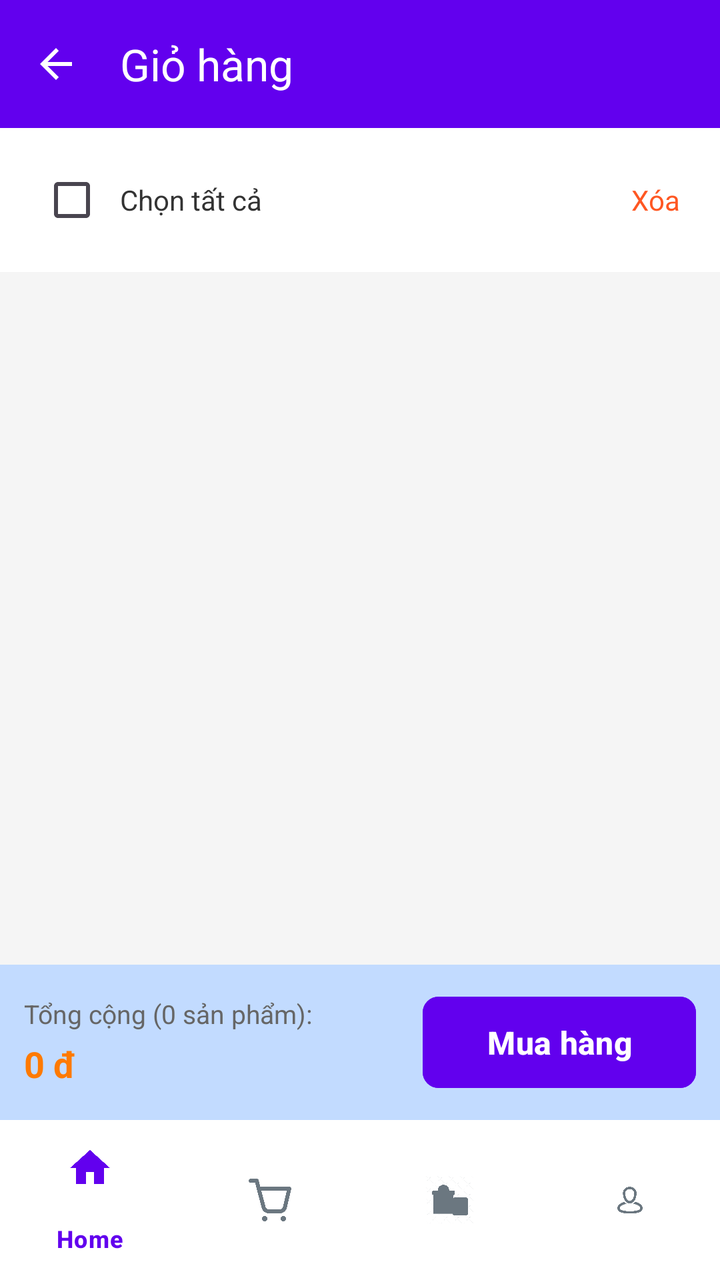
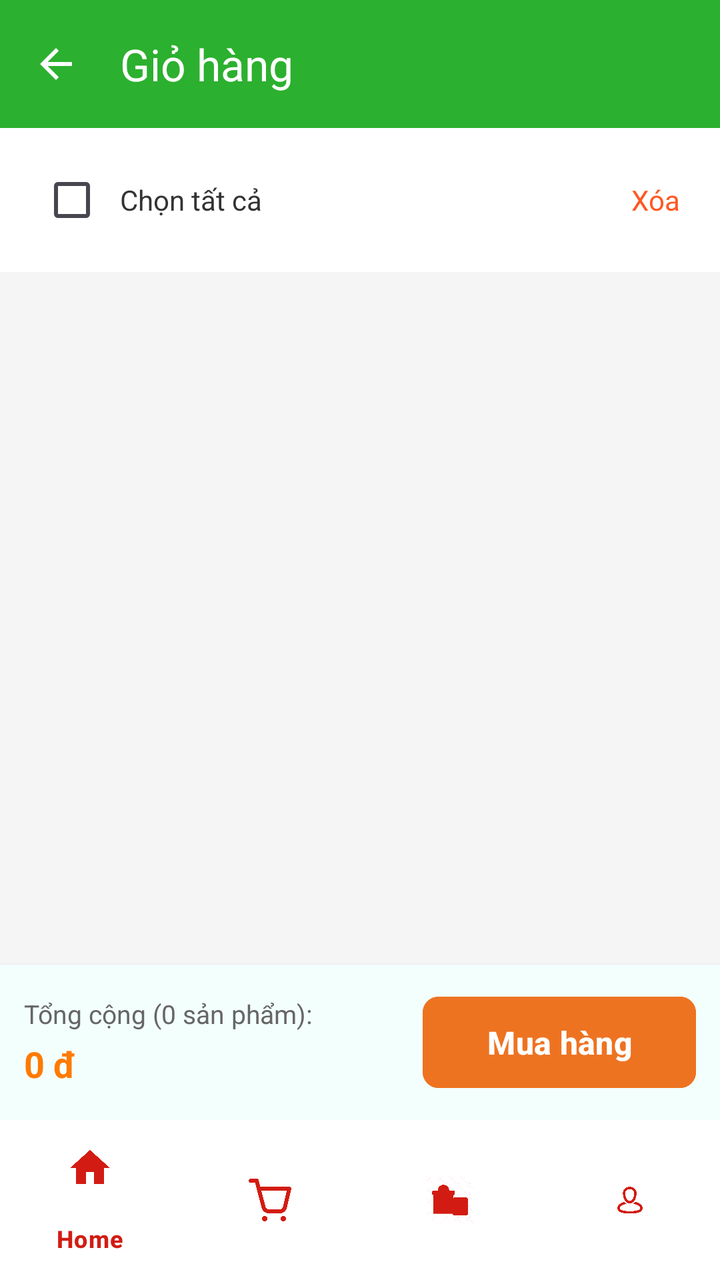

Screens rendered from an Android XML layout before and after an edit, with the pre-edit source and the edit as a unified diff.
<!-- AndroidManifest.xml: application theme Theme.BookApp -->
<!-- res/layout/activity_cart.xml -->
<?xml version="1.0" encoding="utf-8"?>
<androidx.constraintlayout.widget.ConstraintLayout xmlns:android="http://schemas.android.com/apk/res/android"
    xmlns:app="http://schemas.android.com/apk/res-auto"
    xmlns:tools="http://schemas.android.com/tools"
    android:layout_width="match_parent"
    android:layout_height="match_parent"
    android:background="#F5F5F5">

    <com.google.android.material.appbar.MaterialToolbar
        android:id="@+id/toolbar"
        android:layout_width="0dp"
        android:layout_height="?attr/actionBarSize"
        android:background="#6200EE"
        app:title="Giỏ hàng"
        app:titleTextColor="#FFFFFF"
        app:navigationIcon="?attr/homeAsUpIndicator"
        app:navigationIconTint="#FFFFFF"
        app:layout_constraintTop_toTopOf="parent"
        app:layout_constraintStart_toStartOf="parent"
        app:layout_constraintEnd_toEndOf="parent" />

    <LinearLayout
        android:id="@+id/layoutSelectAll"
        android:layout_width="match_parent"
        android:layout_height="wrap_content"
        android:orientation="horizontal"
        android:padding="12dp"
        android:background="#FFFFFF"
        android:gravity="center_vertical"
        app:layout_constraintTop_toBottomOf="@id/toolbar">

        <CheckBox
            android:id="@+id/cbSelectAll"
            android:layout_width="wrap_content"
            android:layout_height="wrap_content" />

        <TextView
            android:layout_width="0dp"
            android:layout_height="wrap_content"
            android:layout_weight="1"
            android:text="Chọn tất cả"
            android:textColor="#333333"
            android:textSize="14sp" />

        <TextView
            android:id="@+id/tvDeleteSelected"
            android:layout_width="wrap_content"
            android:layout_height="wrap_content"
            android:text="Xóa"
            android:textColor="#FF5722"
            android:textSize="14sp"
            android:padding="8dp" />
    </LinearLayout>

    <androidx.recyclerview.widget.RecyclerView
        android:id="@+id/rvCart"
        android:layout_width="0dp"
        android:layout_height="0dp"
        android:clipToPadding="false"
        android:paddingTop="8dp"
        android:paddingBottom="8dp"
        app:layout_constraintTop_toBottomOf="@id/layoutSelectAll"
        app:layout_constraintBottom_toTopOf="@id/layoutCheckout"
        app:layout_constraintStart_toStartOf="parent"
        app:layout_constraintEnd_toEndOf="parent" />

    <LinearLayout
        android:id="@+id/layoutEmpty"
        android:layout_width="wrap_content"
        android:layout_height="wrap_content"
        android:orientation="vertical"
        android:gravity="center"
        android:visibility="gone"
        app:layout_constraintTop_toTopOf="parent"
        app:layout_constraintBottom_toBottomOf="parent"
        app:layout_constraintStart_toStartOf="parent"
        app:layout_constraintEnd_toEndOf="parent">

        <ImageView
            android:layout_width="120dp"
            android:layout_height="120dp"
            android:src="@drawable/ic_cart"
            app:tint="#CCCCCC" />

        <TextView
            android:layout_width="wrap_content"
            android:layout_height="wrap_content"
            android:text="Giỏ hàng trống"
            android:textSize="18sp"
            android:textColor="#999999"
            android:layout_marginTop="16dp" />
    </LinearLayout>

    <androidx.cardview.widget.CardView
        android:id="@+id/layoutCheckout"
        android:layout_width="0dp"
        android:layout_height="wrap_content"
        app:cardElevation="0dp"
        app:cardCornerRadius="0dp"
        app:layout_constraintBottom_toTopOf="@id/bottomNavigation"
        app:layout_constraintStart_toStartOf="parent"
        app:layout_constraintEnd_toEndOf="parent">

        <LinearLayout
            android:layout_width="match_parent"
            android:layout_height="wrap_content"
            android:orientation="horizontal"
            android:padding="12dp"
            android:gravity="center_vertical"
            android:background="#c2dbff">

            <LinearLayout
                android:layout_width="0dp"
                android:layout_height="wrap_content"
                android:layout_weight="1"
                android:orientation="vertical">

                <TextView
                    android:id="@+id/tvItemCount"
                    android:layout_width="wrap_content"
                    android:layout_height="wrap_content"
                    android:text="Tổng cộng (0 sản phẩm):"
                    android:textSize="13sp"
                    android:textColor="#666666" />

                <TextView
                    android:id="@+id/tvTotalPrice"
                    android:layout_width="wrap_content"
                    android:layout_height="wrap_content"
                    android:text="0 đ"
                    android:textSize="18sp"
                    android:textStyle="bold"
                    android:textColor="#FF7A00"
                    android:layout_marginTop="4dp" />
            </LinearLayout>

            <com.google.android.material.button.MaterialButton
                android:id="@+id/btnCheckout"
                android:layout_width="wrap_content"
                android:layout_height="wrap_content"
                android:text="Mua hàng"
                android:textAllCaps="false"
                android:textSize="16sp"
                android:textStyle="bold"
                android:textColor="#FFFFFF"
                app:cornerRadius="8dp"
                android:backgroundTint="#6200EE"
                android:paddingHorizontal="32dp"
                android:paddingVertical="12dp" />
        </LinearLayout>
    </androidx.cardview.widget.CardView>

    <com.google.android.material.bottomnavigation.BottomNavigationView
        android:id="@+id/bottomNavigation"
        android:layout_width="0dp"
        android:layout_height="wrap_content"
        android:background="@color/white"
        app:backgroundTint="@color/white"
        app:itemIconTint="@color/nav_item_color"
        app:itemTextColor="@color/nav_item_color"
        app:menu="@menu/bottom_nav_menu"
        app:layout_constraintBottom_toBottomOf="parent"
        app:layout_constraintStart_toStartOf="parent"
        app:layout_constraintEnd_toEndOf="parent" />


</androidx.constraintlayout.widget.ConstraintLayout>
<!-- resources referenced by this layout -->
<resources>
  <color name="white">#FFFFFFFF</color>
  <!-- drawable ic_cart: png bitmap (drawable, 8448 bytes) -->
  <style name="Theme.BookApp" parent="Base.Theme.BookApp" />
  <style name="Base.Theme.BookApp" parent="Theme.Material3.DayNight.NoActionBar">
          
          
      </style>
</resources>

<!-- the commit's change to res/layout/activity_cart.xml (unified diff, before → after) -->
@@ -10,7 +10,7 @@
         android:id="@+id/toolbar"
         android:layout_width="0dp"
         android:layout_height="?attr/actionBarSize"
-        android:background="#6200EE"
+        android:background="#2cb02f"
         app:title="Giỏ hàng"
         app:titleTextColor="#FFFFFF"
         app:navigationIcon="?attr/homeAsUpIndicator"
@@ -95,7 +95,7 @@
         android:id="@+id/layoutCheckout"
         android:layout_width="0dp"
         android:layout_height="wrap_content"
-        app:cardElevation="0dp"
+        app:cardElevation="2dp"
         app:cardCornerRadius="0dp"
         app:layout_constraintBottom_toTopOf="@id/bottomNavigation"
         app:layout_constraintStart_toStartOf="parent"
@@ -107,7 +107,7 @@
             android:orientation="horizontal"
             android:padding="12dp"
             android:gravity="center_vertical"
-            android:background="#c2dbff">
+            android:background="#F3FFFD">
 
             <LinearLayout
                 android:layout_width="0dp"
@@ -144,7 +144,7 @@
                 android:textStyle="bold"
                 android:textColor="#FFFFFF"
                 app:cornerRadius="8dp"
-                android:backgroundTint="#6200EE"
+                android:backgroundTint="#ee7321"
                 android:paddingHorizontal="32dp"
                 android:paddingVertical="12dp" />
         </LinearLayout>
@@ -156,8 +156,8 @@
         android:layout_height="wrap_content"
         android:background="@color/white"
         app:backgroundTint="@color/white"
-        app:itemIconTint="@color/nav_item_color"
-        app:itemTextColor="@color/nav_item_color"
+        app:itemIconTint="#d21c13"
+        app:itemTextColor="#d21c13"
         app:menu="@menu/bottom_nav_menu"
         app:layout_constraintBottom_toBottomOf="parent"
         app:layout_constraintStart_toStartOf="parent"
